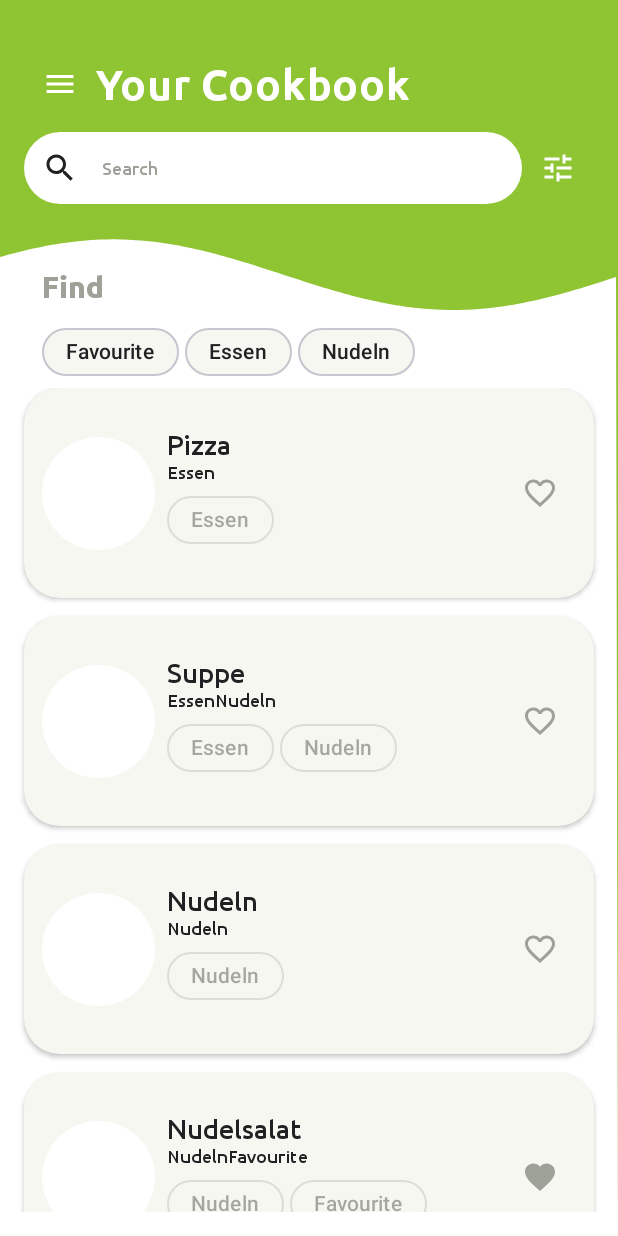
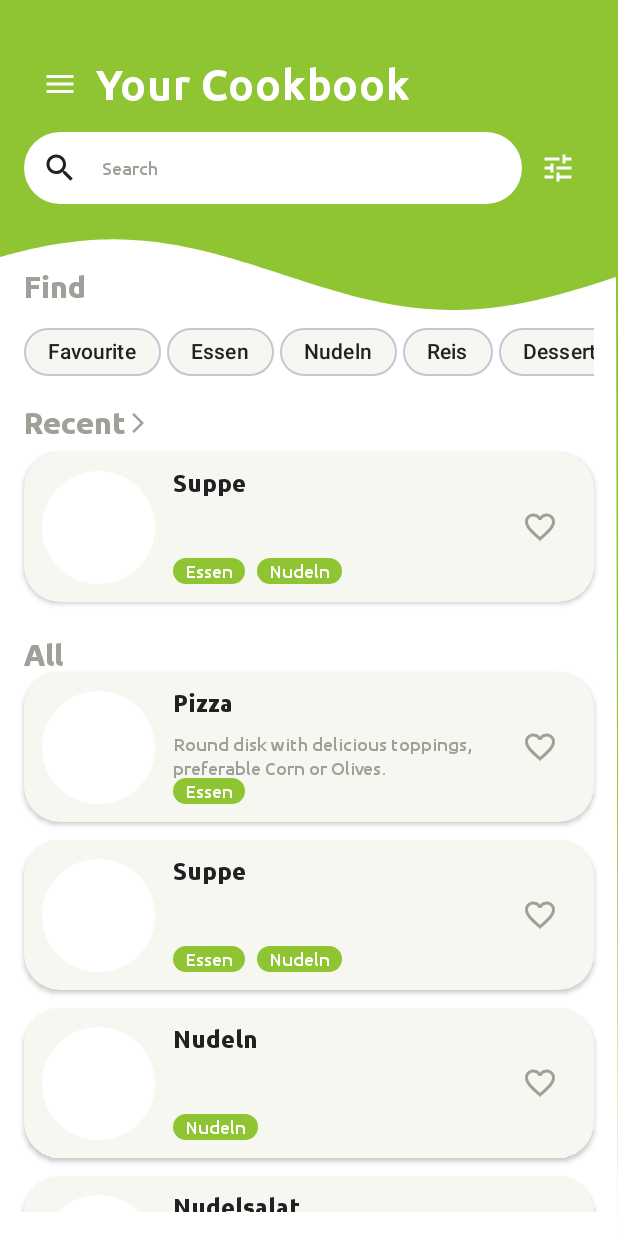
Before and after one commit to MiriHa/MiRaRecipes, an Android app built with Jetpack Compose: the screen it shows after launch (MainActivity), on a phone screen of 412 x 824 dp. Run offline under Robolectric (Android 15) with nearby library versions, the phone set to English and light mode, and no system bars; 4 statements that could not run were skipped.

Commit message:
Working on Main screen

```diff
--- a/app/src/main/java/de/miRa/mirarecipes/MainActivity.kt
+++ b/app/src/main/java/de/miRa/mirarecipes/MainActivity.kt
@@ -26,7 +26,7 @@ class MainActivity : ComponentActivity() {
                     modifier = Modifier.fillMaxSize(),
                     color = MaterialTheme.colorScheme.background
                 ) {
-                    RecipeListScreen(recipesViewModel, /*navController*/)
+                    RecipeListScreen(recipesViewModel, navController)
 
                 }
             }
--- a/app/src/main/java/de/miRa/mirarecipes/recipes/Recipe.kt
+++ b/app/src/main/java/de/miRa/mirarecipes/recipes/Recipe.kt
@@ -1,4 +1,6 @@
 package de.miRa.mirarecipes.recipes
+
+import androidx.compose.runtime.mutableStateOf
 
 data class Recipe(
     val id: Int? = null,
@@ -12,14 +14,14 @@ data class Recipe(
     val dateAdded: String? = null,
     val dateUpdated: String? = null,
 ) {
-    // TODO make dynamic
-    val isFavourite: Boolean
-        get() = tags.contains(favouriteTag)
+    var isFavourite = mutableStateOf(tags.contains(favouriteTag))
 
-    fun toggleFavourite() {
-        tags = if (isFavourite) {
+    fun updateFavouriteState() {
+        tags = if (tags.contains(favouriteTag)) {
+            isFavourite.value = false
             tags.minus(favouriteTag)
         } else {
+            isFavourite.value = true
             tags.plus(favouriteTag)
         }
     }
--- a/app/src/main/java/de/miRa/mirarecipes/recipes/RecipesViewModel.kt
+++ b/app/src/main/java/de/miRa/mirarecipes/recipes/RecipesViewModel.kt
@@ -12,8 +12,12 @@ class RecipesViewModel : ViewModel() {
     private val _uiState = MutableStateFlow(
         RecipesListUIState(
             recipesItems = generateTestRecipeList(),
-            filterTags = listOf(favouriteTag, "Essen", "Nudeln"),
-            selectedTags = listOf()
+            filterTags = listOf(favouriteTag, "Essen", "Nudeln", "Reis", "Dessert", "Rasmus is cute"),
+            selectedTags = listOf(),
+            recentRecipe = Recipe(
+                title = "Suppe",
+                tags = listOf("Essen", "Nudeln")
+            ),
         )
     )
 
@@ -24,6 +28,7 @@ class RecipesViewModel : ViewModel() {
         return mutableStateListOf(
             Recipe(
                 title = "Pizza",
+                description = "Round disk with delicious toppings, preferable Corn or Olives.",
                 tags = listOf("Essen")
             ),
             Recipe(
@@ -69,5 +74,6 @@ class RecipesViewModel : ViewModel() {
 data class RecipesListUIState(
     val recipesItems: List<Recipe>,
     val filterTags: List<String>,
-    val selectedTags: List<String>
+    val selectedTags: List<String>,
+    val recentRecipe: Recipe
 )
--- a/app/src/main/java/de/miRa/mirarecipes/ui/composables/Chip.kt
+++ b/app/src/main/java/de/miRa/mirarecipes/ui/composables/Chip.kt
@@ -1,12 +1,11 @@
 package de.miRa.mirarecipes.ui.composables
 
+import androidx.compose.foundation.background
 import androidx.compose.foundation.interaction.MutableInteractionSource
 import androidx.compose.foundation.layout.padding
-import androidx.compose.foundation.layout.size
 import androidx.compose.foundation.shape.RoundedCornerShape
 import androidx.compose.material.icons.Icons
 import androidx.compose.material.icons.filled.Close
-import androidx.compose.material.icons.filled.Done
 import androidx.compose.material3.AssistChip
 import androidx.compose.material3.AssistChipDefaults
 import androidx.compose.material3.ExperimentalMaterial3Api
@@ -43,13 +42,13 @@ fun TagChip(
         interactionSource = interactionSource,
         label = { Text(label) },
         leadingIcon = leadingIcon ?: {
-            if (selected) {
+            /* TODO if (selected) {
                 Icon(
                     imageVector = Icons.Filled.Done,
                     contentDescription = null,
                     modifier = Modifier.size(FilterChipDefaults.IconSize)
                 )
-            }
+            }*/
         },
         shape = RoundedCornerShape(Spacings.l),
         colors = FilterChipDefaults.filterChipColors(
@@ -69,7 +68,6 @@ fun TagChip(
     )
 }
 
-@OptIn(ExperimentalMaterial3Api::class)
 @Composable
 fun IconChip(
     onClick: () -> Unit,
@@ -97,3 +95,18 @@ fun IconChip(
         )
     )
 }
+
+@Composable
+fun StaticChip(
+    title: String,
+    modifier: Modifier = Modifier,
+) {
+    Text(
+        modifier = modifier
+            .background(MaterialTheme.colorScheme.primary, RoundedCornerShape(Spacings.l))
+            .padding(horizontal = Spacings.xs, vertical = Spacings.xxxs),
+        text = title,
+        color = MaterialTheme.colorScheme.onPrimary,
+        style = MaterialTheme.typography.labelMedium
+    )
+}
--- a/app/src/main/java/de/miRa/mirarecipes/ui/composables/RecipeListScreen.kt
+++ b/app/src/main/java/de/miRa/mirarecipes/ui/composables/RecipeListScreen.kt
@@ -3,19 +3,23 @@ package de.miRa.mirarecipes.ui.composables
 import androidx.compose.foundation.Image
 import androidx.compose.foundation.background
 import androidx.compose.foundation.clickable
+import androidx.compose.foundation.horizontalScroll
 import androidx.compose.foundation.layout.Arrangement
 import androidx.compose.foundation.layout.Column
 import androidx.compose.foundation.layout.ExperimentalLayoutApi
 import androidx.compose.foundation.layout.FlowRow
-import androidx.compose.foundation.layout.PaddingValues
 import androidx.compose.foundation.layout.Row
 import androidx.compose.foundation.layout.Spacer
+import androidx.compose.foundation.layout.fillMaxHeight
+import androidx.compose.foundation.layout.fillMaxSize
 import androidx.compose.foundation.layout.fillMaxWidth
 import androidx.compose.foundation.layout.height
 import androidx.compose.foundation.layout.padding
 import androidx.compose.foundation.layout.size
+import androidx.compose.foundation.layout.width
 import androidx.compose.foundation.lazy.LazyColumn
 import androidx.compose.foundation.lazy.items
+import androidx.compose.foundation.rememberScrollState
 import androidx.compose.foundation.shape.CircleShape
 import androidx.compose.material3.Icon
 import androidx.compose.material3.IconButton
@@ -39,25 +43,24 @@ import androidx.compose.ui.res.stringResource
 import androidx.compose.ui.text.input.TextFieldValue
 import androidx.compose.ui.tooling.preview.Preview
 import androidx.compose.ui.unit.dp
-import androidx.compose.ui.unit.sp
+import androidx.navigation.NavHostController
 import de.miRa.mirarecipes.R
 import de.miRa.mirarecipes.recipes.Recipe
 import de.miRa.mirarecipes.recipes.RecipesViewModel
+import de.miRa.mirarecipes.recipes.favouriteTag
 import de.miRa.mirarecipes.ui.theme.MiRaRecipesTheme
 import de.miRa.mirarecipes.ui.theme.Spacings
 import java.util.Locale
 import kotlin.math.PI
 import kotlin.math.cos
 
+val listItemHeight = 100.dp
 
 @Composable
 fun RecipeListScreen(
     viewModel: RecipesViewModel,
-    //navController: NavHostController
+    navController: NavHostController? = null
 ) {
-    /* NavHost(navController = navController, startDestination = "recipeListScreen") {
-         //composable("recipeView") { RecipeView(recipe =) }
-     }*/
     val uiState by viewModel.uiState.collectAsState()
     val backgroundColor = MaterialTheme.colorScheme.background
 
@@ -81,10 +84,12 @@ fun RecipeListScreen(
             onTagSelected = { viewModel.onTagSelected(it) },
             onRemoveAllTags = { viewModel.removeAllSelectedTags() }
         )
+
         ItemList(
             searchInput = searchInput.text,
             selectedFilterTags = uiState.selectedTags,
-            items = uiState.recipesItems
+            items = uiState.recipesItems,
+            uiState.recentRecipe
         )
     }
 }
@@ -93,12 +98,10 @@ fun RecipeListScreen(
 fun ItemList(
     searchInput: String,
     selectedFilterTags: List<String>,
-    items: List<Recipe>
+    items: List<Recipe>,
+    recentRecipe: Recipe
 ) {
-    var filteredItems: List<Recipe> // TODO move search and filteredItems in viewmodel uistate
-    LazyColumn(modifier = Modifier.fillMaxWidth()) {
-
-        filteredItems = if (searchInput.isEmpty() && selectedFilterTags.isEmpty()) {
+    var filteredItems: List<Recipe> = if (searchInput.isEmpty() && selectedFilterTags.isEmpty()) {
         items
     } else {
         val resultList = ArrayList<Recipe>()
@@ -116,6 +119,21 @@ fun ItemList(
             }
         }
         resultList
+    } // TODO move search and filteredItems in viewmodel uistate
+
+    if (filteredItems.isEmpty()) {
+        EmptyList()
+    } else {
+        LazyColumn(modifier = Modifier.fillMaxWidth()) {
+            item {
+                Spacer(modifier = Modifier.height(Spacings.s))
+                Recent(recentRecipe, { /*TODO*/ }, { /*TODO*/ })
+                Spacer(modifier = Modifier.height(Spacings.s))
+                Text(
+                    text = stringResource(R.string.cookbook_title_all),
+                    style = MaterialTheme.typography.titleMedium,
+                    color = MaterialTheme.colorScheme.inverseOnSurface
+                )
             }
 
             items(filteredItems) { filteredItem ->
@@ -126,11 +144,39 @@ fun ItemList(
                     }
                 )
             }
+        }
 
     }
 }
 
-@OptIn(ExperimentalLayoutApi::class)
+@Composable
+fun Recent(
+    recentRecipe: Recipe,
+    onItemClick: (Recipe) -> Unit,
+    openRecents: () -> Unit
+) {
+    Column {
+        Row(
+            modifier = Modifier.clickable { openRecents() },
+            verticalAlignment = Alignment.CenterVertically
+        ) {
+            Text(
+                text = stringResource(R.string.cookbook_title_recents),
+                style = MaterialTheme.typography.titleMedium,
+                color = MaterialTheme.colorScheme.inverseOnSurface
+            )
+            Icon(
+                painter = painterResource(id = R.drawable.icon_forward),
+                modifier = Modifier.height(Spacings.m),
+                tint = MaterialTheme.colorScheme.inverseOnSurface,
+                contentDescription = null
+            )
+        }
+        Spacer(modifier = Modifier.height(Spacings.xs))
+        RecipeListItem(recipe = recentRecipe, onItemClick = onItemClick)
+    }
+}
+
 @Composable
 fun TagFilters(
     items: List<String>,
@@ -138,16 +184,18 @@ fun TagFilters(
     onTagSelected: (String) -> Unit,
     onRemoveAllTags: () -> Unit
 ) {
-    Column(modifier = Modifier.padding(horizontal = Spacings.s)) {
+    Column {
         Text(
             text = stringResource(R.string.cookbook_title_find),
             style = MaterialTheme.typography.titleMedium,
             color = MaterialTheme.colorScheme.inverseOnSurface
         )
         Spacer(modifier = Modifier.height(Spacings.xs))
-        FlowRow(
-            modifier = Modifier.fillMaxWidth(),
-            verticalArrangement = Arrangement.Center,
+        // TODO keep as flow row or make it scrollable
+        Row(
+            modifier = Modifier
+                .fillMaxWidth()
+                .horizontalScroll(rememberScrollState()),
             horizontalArrangement = Arrangement.Start
         ) {
             items.forEach { tag ->
@@ -224,12 +272,31 @@ fun Header(
 }
 
 @Composable
+fun EmptyList() {
+    Column(
+        modifier = Modifier.fillMaxSize(),
+        verticalArrangement = Arrangement.Center,
+        horizontalAlignment = Alignment.CenterHorizontally
+    ) {
+        Text(
+            text = stringResource(id = R.string.cookbook_title_no_items),
+            style = MaterialTheme.typography.headlineMedium,
+            color = MaterialTheme.colorScheme.inverseOnSurface
+        )
+    }
+}
+
+@Composable
 fun RecipeListItem(
     recipe: Recipe,
     onItemClick: (Recipe) -> Unit
 ) {
+    val isFavourite by remember(recipe.isFavourite.value) { recipe.isFavourite }
+
     ItemCard(
-        modifier = Modifier.padding(bottom = Spacings.s)
+        modifier = Modifier
+            .clickable(onClick = { onItemClick(recipe) })
+            .height(listItemHeight)
     ) {
         Row(
             modifier = Modifier.padding(Spacings.s),
@@ -243,29 +310,44 @@ fun RecipeListItem(
                 painter = painterResource(id = R.drawable.icon_add),
                 contentDescription = null
             )
+            Spacer(modifier = Modifier.width(Spacings.s))
             Column(
                 modifier = Modifier
-                    .clickable(onClick = { onItemClick(recipe) })
-                    .padding(PaddingValues(8.dp, 16.dp))
+                    .fillMaxHeight()
+                    .weight(1f),
+                verticalArrangement = Arrangement.Bottom,
+                horizontalAlignment = Alignment.Start
             ) {
-                Text(text = recipe.title, fontSize = 18.sp)
-                Row(modifier = Modifier) {
-                    recipe.tags.forEach {
-                        Text(text = it, fontSize = 12.sp)
-                    }
+                // TODO space nicer
+                Text(
+                    modifier = Modifier.weight(1f),
+                    text = recipe.title,
+                    style = MaterialTheme.typography.titleSmall
+                )
+                recipe.description?.let {
+                    Text(
+                        text = recipe.description,
+                        style = MaterialTheme.typography.bodyMedium,
+                        color = MaterialTheme.colorScheme.inverseOnSurface,
+                        maxLines = 2
+                    )
                 }
                 ItemTagList(recipe.tags)
             }
-            Spacer(modifier = Modifier.weight(1f))
-            IconButton(onClick = { recipe.toggleFavourite() }) {
+            IconButton(
+                onClick = {
+                    recipe.updateFavouriteState()
+                })
+            {
                 Icon(
-                    painterResource(if (recipe.isFavourite) R.drawable.icon_favorite_filled else R.drawable.icon_favorite),
+                    painterResource(if (isFavourite) R.drawable.icon_favorite_filled else R.drawable.icon_favorite),
                     contentDescription = null,
                     tint = MaterialTheme.colorScheme.inverseOnSurface
                 )
             }
         }
     }
+    Spacer(modifier = Modifier.height(Spacings.s))
 
 }
 
@@ -273,15 +355,10 @@ fun RecipeListItem(
 @Composable
 fun ItemTagList(
     tagItems: List<String>
-){
-    FlowRow(
 ) {
-        tagItems.forEach { tag ->
-            // TODO create DIsplaychip
-            TagChip(
-                label = tag,
-                enabled = false
-            )
+    FlowRow {
+        tagItems.filter { it != favouriteTag }.forEach { tag ->
+            StaticChip(title = tag, modifier = Modifier.padding(end = Spacings.xs))
         }
     }
 }
--- a/app/src/main/java/de/miRa/mirarecipes/ui/theme/Spacings.kt
+++ b/app/src/main/java/de/miRa/mirarecipes/ui/theme/Spacings.kt
@@ -4,6 +4,7 @@ import androidx.compose.ui.unit.Dp
 import androidx.compose.ui.unit.dp
 
 object Spacings {
+    val xxxs: Dp = 2.dp
     val xxs: Dp = 4.dp
     val xs: Dp = 8.dp
     val s: Dp = 12.dp
--- a/app/src/main/java/de/miRa/mirarecipes/ui/theme/Type.kt
+++ b/app/src/main/java/de/miRa/mirarecipes/ui/theme/Type.kt
@@ -1,7 +1,6 @@
 package de.miRa.mirarecipes.ui.theme
 
 import androidx.compose.material3.Typography
-import androidx.compose.ui.graphics.Color
 import androidx.compose.ui.text.TextStyle
 import androidx.compose.ui.text.font.Font
 import androidx.compose.ui.text.font.FontFamily
@@ -41,7 +40,7 @@ val Typography = Typography(
     ),
     titleSmall = TextStyle(
         fontFamily = MiraRecipesFonts.Regular,
-        fontWeight = FontWeight.Medium,
+        fontWeight = FontWeight.Bold,
         fontSize = 16.sp,
         lineHeight = 16.sp,
     ),
--- /dev/null
+++ b/app/src/main/res/drawable/icon_forward.xml
@@ -0,0 +1,5 @@
+<vector android:autoMirrored="true" android:height="24dp"
+    android:tint="#9DA197" android:viewportHeight="24"
+    android:viewportWidth="24" android:width="24dp" xmlns:android="http://schemas.android.com/apk/res/android">
+    <path android:fillColor="@android:color/white" android:pathData="M6.23,20.23l1.77,1.77l10,-10l-10,-10l-1.77,1.77l8.23,8.23z"/>
+</vector>
--- a/app/src/main/res/values/strings.xml
+++ b/app/src/main/res/values/strings.xml
@@ -22,4 +22,5 @@
     <string name="cookbook_title_find">Find</string>
     <string name="cookbook_title_recents">Recent</string>
     <string name="cookbook_title_all">All</string>
+    <string name="cookbook_title_no_items">Nothing to show</string>
 </resources>
```
Lines whose indentation alone changed are shown as unchanged.
